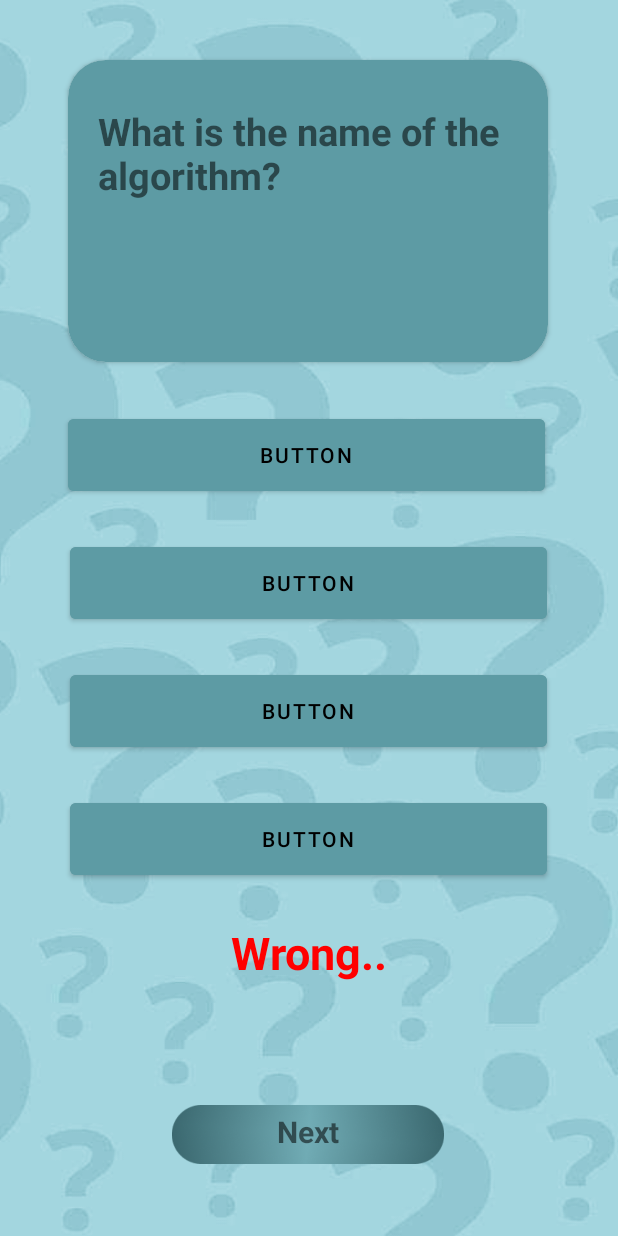
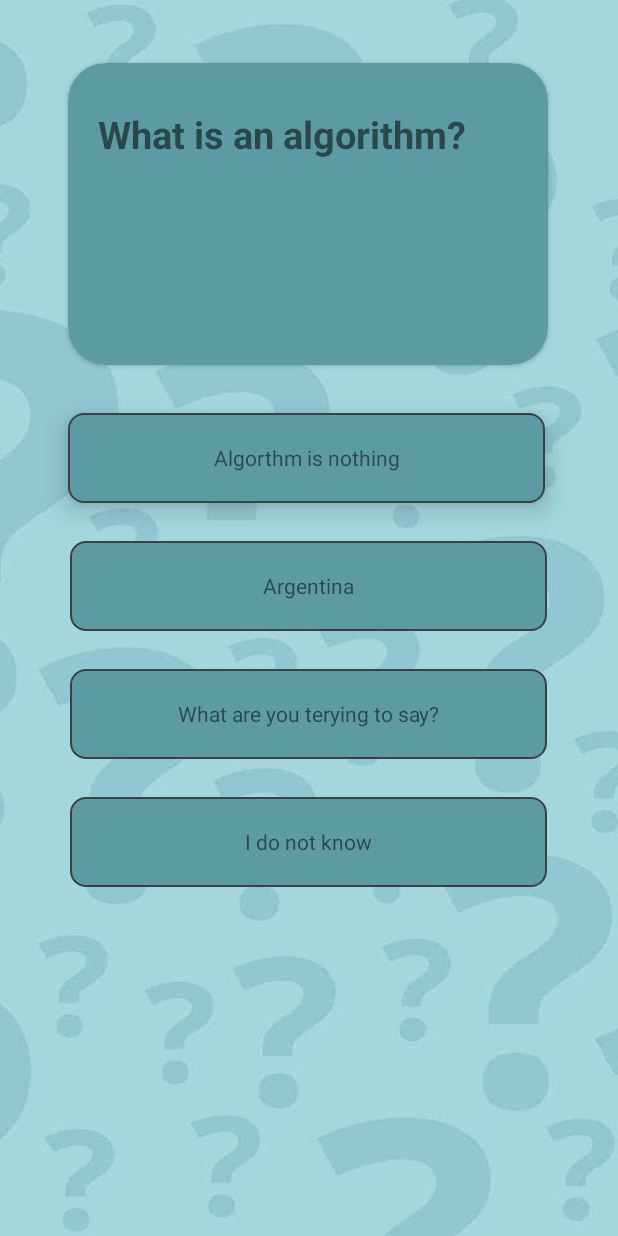
Before and after one commit to Abisayo1/eNursing, an Android app: the Quiz screen opened directly, with no data from a screen before it, on a phone screen of 412 x 824 dp. Run offline under Robolectric (Android 15) with nearby library versions, the phone set to English and light mode, and no system bars.

Commit message:
Worked on the quiz activity

```diff
--- a/app/src/main/java/com/abisayo/computerize1/Constants.kt
+++ b/app/src/main/java/com/abisayo/computerize1/Constants.kt
@@ -7,7 +7,7 @@ object Constants {
 
         val que1 = Question(
             1,"What is an algorithm?",
-            0,
+            (R.drawable.flowchart),
             "Algorthm is nothing",
             "Argentina",
             "What are you terying to say?",
@@ -20,7 +20,7 @@ object Constants {
 
         val que2 = Question(
             1,"What is an algorithm?",
-            0,
+            (R.drawable.flowchart),
             "Algorthm is nothing",
             "Argentina",
             "What are you terying to say?",
@@ -33,7 +33,7 @@ object Constants {
 
         val que3 = Question(
             1,"What is an algorithm?",
-            0,
+            (R.drawable.flowchart),
             "Algorthm is nothing",
             "Argentina",
             "What are you terying to say?",
@@ -46,7 +46,7 @@ object Constants {
 
         val que4 = Question(
             1,"What is an algorithm?",
-            0,
+            (R.drawable.flowchart),
             "Algorthm is nothing",
             "Argentina",
             "What are you terying to say?",
--- a/app/src/main/java/com/abisayo/computerize1/Quiz.kt
+++ b/app/src/main/java/com/abisayo/computerize1/Quiz.kt
@@ -1,15 +1,26 @@
 package com.abisayo.computerize1
 
+import android.graphics.Color
 import androidx.appcompat.app.AppCompatActivity
 import android.os.Bundle
+import android.view.View
 import android.view.Window
 import android.view.WindowManager
+import android.widget.Button
+import android.widget.TextView
+import android.widget.Toast
 import androidx.appcompat.app.AlertDialog
+import androidx.core.content.ContextCompat
+import androidx.core.view.isVisible
 import com.abisayo.computerize1.databinding.ActivityQuizBinding
 
 
-class Quiz : AppCompatActivity() {
+class Quiz : AppCompatActivity(), View.OnClickListener {
     private lateinit var binding: ActivityQuizBinding
+
+    private var mCurrentPosition:Int = 1
+    private var mQuestionsList: ArrayList<Question>? = null
+    private var mSelectedOptionPosition: Int = 0
 
     private lateinit var builder : AlertDialog.Builder
     override fun onCreate(savedInstanceState: Bundle?) {
@@ -21,10 +32,19 @@ class Quiz : AppCompatActivity() {
             WindowManager.LayoutParams.FLAG_FULLSCREEN
         )
         setContentView(R.layout.activity_quiz)
+        binding = ActivityQuizBinding.inflate(layoutInflater)
+        setContentView(binding.root)
 
-        val questionsList = Constants.getQuestions()
+        mQuestionsList = Constants.getQuestions()
+        setQuestion()
 
-        builder = AlertDialog.Builder(this)
+        binding.option1.setOnClickListener(this)
+        binding.option2.setOnClickListener(this)
+        binding.option3.setOnClickListener(this)
+        binding.option4.setOnClickListener(this)
+        binding.next.setOnClickListener(this)
+
+
     }
 
     override fun onBackPressed() {
@@ -40,4 +60,146 @@ class Quiz : AppCompatActivity() {
 
             .show()
     }
+
+    private fun setQuestion(){
+        val question = mQuestionsList!![mCurrentPosition -1]
+        defaultOptionsView()
+
+        if (mCurrentPosition == mQuestionsList!!.size){
+            binding.nxt.text = "Finish"
+        }
+
+        binding.question.text = question!!.question
+        binding.imgQuestion.setImageResource(question.image)
+        binding.option1.text = question.optionOne
+        binding.option2.text = question.optionTwo
+        binding.option3.text = question.optionThree
+        binding.option4.text = question.optionFour
+
+        builder = AlertDialog.Builder(this)
+
+        }
+
+    private fun defaultOptionsView(){
+        binding.option1.isClickable = true
+        binding.option2.isClickable = true
+        binding.option3.isClickable = true
+        binding.option4.isClickable = true
+        val options = ArrayList<TextView>()
+        options.add(0, binding.option1)
+        options.add(1, binding.option2)
+        options.add(2, binding.option3)
+        options.add(3, binding.option4)
+
+        for (option in options) {
+            option.background = ContextCompat.getDrawable(
+                this,
+                R.drawable.default_option_border_bg
+            )
+
+        }
+
     }
+
+    override fun onClick(p0: View?) {
+
+        when(p0?.id) {
+            R.id.option1 -> {
+                selectedOptionView(binding.option1, 1)
+                click()
+            }
+            R.id.option2 -> {
+                selectedOptionView(binding.option2, 2)
+                click()
+            }
+            R.id.option3 -> {
+                selectedOptionView(binding.option3, 3)
+                click()
+            }
+            R.id.option4 -> {
+                selectedOptionView(binding.option4, 4)
+                click()
+
+            }
+
+            R.id.next -> {
+                setQuestion()
+                if (mSelectedOptionPosition == 0){
+                    mCurrentPosition ++
+
+                    when{
+                        mCurrentPosition <= mQuestionsList!!.size -> {
+                            setQuestion()
+                        }else -> {
+                        Toast.makeText(this, "You have successfully completed the quiz", Toast.LENGTH_SHORT).show()
+                    }
+                    }
+                }
+            }
+        }
+
+    }
+
+    private fun click(){
+        binding.nxt.isVisible = true
+        binding.next.isVisible = true
+        binding.right.isVisible = true
+            val question = mQuestionsList?.get(mCurrentPosition -1)
+            if (question!!.correctAnswer != mSelectedOptionPosition){
+                answerView(mSelectedOptionPosition, R.drawable.wrong_option_border)
+                binding.right.text = "Wrong.."
+            } else {
+                answerView(question.correctAnswer, R.drawable.correct_option_border)
+                binding.right.text = "Right.."
+            }
+          answerView(question.correctAnswer, R.drawable.correct_option_border)
+
+            if (mCurrentPosition == mQuestionsList!!.size){
+                binding.nxt.text = "finish"
+            }
+            mSelectedOptionPosition = 0
+
+        binding.option1.isClickable = false
+        binding.option2.isClickable = false
+        binding.option3.isClickable = false
+        binding.option4.isClickable = false
+        }
+
+
+    private fun answerView(answer: Int, drawableView: Int) {
+
+        when (answer) {
+
+            1 -> {
+                binding.option1.background = ContextCompat.getDrawable(
+                    this,
+                    drawableView
+                )
+            }
+            2 -> {
+                binding.option2.background = ContextCompat.getDrawable(
+                    this,
+                    drawableView
+                )
+            }
+            3 -> {
+                binding.option3.background = ContextCompat.getDrawable(
+                    this,
+                    drawableView
+                )
+            }
+            4 -> {
+                binding.option4.background = ContextCompat.getDrawable(
+                    this,
+                    drawableView
+                )
+            }
+        }
+    }
+
+
+    private fun selectedOptionView(tv: TextView, selectedOptionNum: Int) {
+        mSelectedOptionPosition = selectedOptionNum
+    }
+
+}
--- a/app/src/main/java/com/abisayo/computerize1/TopicAdapter.kt
+++ b/app/src/main/java/com/abisayo/computerize1/TopicAdapter.kt
@@ -31,7 +31,7 @@ class TopicAdapter(private val topicList:ArrayList<Topic>)
 
 
         val imageView: ImageView = itemView.findViewById(id.img)
-        val textView: TextView = itemView.findViewById(id.topic)
+        val textView: TextView = itemView.findViewById(id.question)
         val detail: TextView = itemView.findViewById(id.detail)
         val layout: RelativeLayout = itemView.findViewById(id.layout)
 
--- /dev/null
+++ b/app/src/main/res/drawable/correct_option_border.xml
@@ -0,0 +1,10 @@
+<?xml version="1.0" encoding="UTF-8"?>
+<shape xmlns:android="http://schemas.android.com/apk/res/android" android:id="@+id/button_square">
+<stroke android:width="1dp" android:color="#3f3f44" />
+<padding android:left="2dp"
+    android:top="2dp"
+    android:right="2dp"
+    android:bottom="2dp" />
+<solid android:color="@android:color/holo_green_light"></solid>
+<corners android:radius="10dp" />
+</shape>
--- /dev/null
+++ b/app/src/main/res/drawable/default_option_border_bg.xml
@@ -0,0 +1,10 @@
+<?xml version="1.0" encoding="UTF-8"?>
+<shape xmlns:android="http://schemas.android.com/apk/res/android" android:id="@+id/button_square">
+    <stroke android:width="1dp" android:color="#3f3f44" />
+    <padding android:left="2dp"
+    android:top="2dp"
+    android:right="2dp"
+    android:bottom="2dp" />
+    <solid android:color="#5D9BA4"></solid>
+    <corners android:radius="10dp" />
+</shape>
--- /dev/null
+++ b/app/src/main/res/drawable/wrong_option_border.xml
@@ -0,0 +1,10 @@
+<?xml version="1.0" encoding="UTF-8"?>
+<shape xmlns:android="http://schemas.android.com/apk/res/android" android:id="@+id/button_square">
+<stroke android:width="1dp" android:color="#3f3f44" />
+<padding android:left="2dp"
+    android:top="2dp"
+    android:right="2dp"
+    android:bottom="2dp" />
+<solid android:color="@android:color/holo_red_light"></solid>
+<corners android:radius="10dp" />
+</shape>
--- a/app/src/main/res/layout/activity_quiz.xml
+++ b/app/src/main/res/layout/activity_quiz.xml
@@ -1,5 +1,8 @@
 <?xml version="1.0" encoding="utf-8"?>
-<androidx.constraintlayout.widget.ConstraintLayout xmlns:android="http://schemas.android.com/apk/res/android"
+
+
+<ScrollView
+    xmlns:android="http://schemas.android.com/apk/res/android"
     xmlns:app="http://schemas.android.com/apk/res-auto"
     xmlns:tools="http://schemas.android.com/tools"
     android:layout_width="match_parent"
@@ -7,27 +10,30 @@
     android:background="@drawable/quiz_backgrnd"
     tools:context=".Quiz">
 
+    <androidx.constraintlayout.widget.ConstraintLayout
+        android:layout_width="match_parent"
+        android:layout_height="wrap_content">
+
     <androidx.cardview.widget.CardView
         android:id="@+id/cardView"
         android:layout_width="320dp"
         android:layout_height="201dp"
-        android:layout_marginTop="40dp"
+        android:layout_marginTop="30dp"
         app:cardCornerRadius="25dp"
         app:layout_constraintEnd_toEndOf="parent"
         app:layout_constraintHorizontal_bias="0.494"
         app:layout_constraintStart_toStartOf="parent"
-        app:layout_constraintTop_toTopOf="parent">
+        app:layout_constraintTop_toBottomOf="@id/img_question">
 
         <RelativeLayout
             android:id="@+id/layout"
             android:layout_width="match_parent"
             android:layout_height="match_parent"
             android:background="#5D9BA4"
-            android:padding="10dp"
-            >
+            android:padding="10dp">
 
             <TextView
-                android:id="@+id/topic"
+                android:id="@+id/question"
                 android:layout_width="wrap_content"
                 android:layout_height="wrap_content"
                 android:layout_alignParentStart="true"
@@ -44,15 +50,18 @@
                 android:textSize="25sp"
                 android:textStyle="bold" />
 
+
         </RelativeLayout>
     </androidx.cardview.widget.CardView>
 
-    <Button
-        android:id="@+id/button3"
+    <TextView
+        android:id="@+id/option1"
         android:layout_width="318dp"
         android:layout_height="60dp"
         android:layout_marginTop="32dp"
-        android:backgroundTint="#5D9BA4"
+        android:textAlignment="center"
+        android:background="@drawable/default_option_border_bg"
+        android:gravity="center"
         android:elevation="10dp"
         android:text="Button"
         app:layout_constraintEnd_toEndOf="parent"
@@ -60,78 +69,105 @@
         app:layout_constraintStart_toStartOf="parent"
         app:layout_constraintTop_toBottomOf="@+id/cardView" />
 
-    <Button
-        android:id="@+id/button4"
+    <TextView
+        android:id="@+id/option2"
         android:layout_width="318dp"
         android:layout_height="60dp"
         android:layout_marginTop="25dp"
         android:text="Button"
-        android:backgroundTint="#5D9BA4"
+        android:textAlignment="center"
+        android:background="@drawable/default_option_border_bg"
+        android:gravity="center"
         app:layout_constraintEnd_toEndOf="parent"
         app:layout_constraintHorizontal_bias="0.498"
         app:layout_constraintStart_toStartOf="parent"
-        app:layout_constraintTop_toBottomOf="@+id/button3" />
+        app:layout_constraintTop_toBottomOf="@+id/option1"
+         />
 
-    <Button
-        android:id="@+id/button5"
+    <TextView
+        android:id="@+id/option3"
         android:layout_width="318dp"
         android:layout_height="60dp"
         android:layout_marginTop="25dp"
         android:text="Button"
-        android:backgroundTint="#5D9BA4"
+        android:textAlignment="center"
+        android:background="@drawable/default_option_border_bg"
+        android:gravity="center"
         app:layout_constraintEnd_toEndOf="parent"
         app:layout_constraintHorizontal_bias="0.498"
         app:layout_constraintStart_toStartOf="parent"
-        app:layout_constraintTop_toBottomOf="@+id/button4" />
+        app:layout_constraintTop_toBottomOf="@+id/option2" />
 
-    <Button
-        android:id="@+id/button6"
+    <TextView
+        android:id="@+id/option4"
         android:layout_width="318dp"
         android:layout_height="60dp"
         android:layout_marginTop="25dp"
         android:text="Button"
-        android:backgroundTint="#5D9BA4"
+        android:textAlignment="center"
+        android:background="@drawable/default_option_border_bg"
+        android:gravity="center"
         app:layout_constraintEnd_toEndOf="parent"
         app:layout_constraintHorizontal_bias="0.498"
         app:layout_constraintStart_toStartOf="parent"
-        app:layout_constraintTop_toBottomOf="@+id/button5" />
+        app:layout_constraintTop_toBottomOf="@+id/option3" />
 
     <TextView
-        android:id="@+id/textView23"
+        android:id="@+id/right"
         android:layout_width="wrap_content"
         android:layout_height="wrap_content"
         android:layout_marginTop="25dp"
         android:text="Wrong.."
+        android:visibility="gone"
         android:textColor="#FF0000"
         android:textSize="30sp"
         android:textStyle="bold"
         app:layout_constraintEnd_toEndOf="parent"
         app:layout_constraintStart_toStartOf="parent"
-        app:layout_constraintTop_toBottomOf="@+id/button6" />
+        app:layout_constraintTop_toBottomOf="@+id/option4" />
 
     <ImageView
-        android:id="@+id/imageView4"
+        android:id="@+id/next"
+        android:visibility="gone"
         android:layout_width="200dp"
         android:layout_height="39dp"
+        android:layout_marginBottom="30dp"
         app:layout_constraintBottom_toBottomOf="parent"
         app:layout_constraintEnd_toEndOf="parent"
         app:layout_constraintHorizontal_bias="0.497"
         app:layout_constraintStart_toStartOf="parent"
-        app:layout_constraintTop_toBottomOf="@+id/textView23"
+        app:layout_constraintTop_toBottomOf="@+id/right"
         app:layout_constraintVertical_bias="0.631"
         app:srcCompat="@drawable/next" />
 
     <TextView
-        android:id="@+id/textView24"
+        android:id="@+id/nxt"
         android:layout_width="wrap_content"
         android:layout_height="wrap_content"
         android:layout_marginBottom="4dp"
         android:text="Next"
+        android:visibility="gone"
         android:textSize="20sp"
         android:textStyle="bold"
-        app:layout_constraintBottom_toBottomOf="@+id/imageView4"
-        app:layout_constraintEnd_toEndOf="@+id/imageView4"
-        app:layout_constraintStart_toStartOf="@+id/imageView4"
-        app:layout_constraintTop_toTopOf="@+id/imageView4" />
+        app:layout_constraintBottom_toBottomOf="@+id/next"
+        app:layout_constraintEnd_toEndOf="@+id/next"
+        app:layout_constraintStart_toStartOf="@+id/next"
+        app:layout_constraintTop_toTopOf="@+id/next" />
 
-</androidx.constraintlayout.widget.ConstraintLayout>
+    <ImageView
+        android:id="@+id/img_question"
+        android:layout_width="450dp"
+        android:layout_height="450dp"
+        android:visibility="gone"
+        app:layout_constraintBottom_toBottomOf="@+id/cardView"
+        app:layout_constraintEnd_toEndOf="parent"
+        app:layout_constraintHorizontal_bias="0.497"
+        app:layout_constraintStart_toStartOf="parent"
+        app:layout_constraintTop_toTopOf="parent"
+        app:layout_constraintVertical_bias="0.05"
+        app:srcCompat="@drawable/flowchart_diagram"
+        tools:ignore="NotSibling" />
+
+    </androidx.constraintlayout.widget.ConstraintLayout>
+
+</ScrollView>
--- a/app/src/main/res/layout/each_item.xml
+++ b/app/src/main/res/layout/each_item.xml
@@ -30,7 +30,7 @@
                 android:padding="10dp">
 
                 <TextView
-                    android:id="@+id/topic"
+                    android:id="@+id/question"
                     android:layout_width="wrap_content"
                     android:layout_height="wrap_content"
                     android:layout_marginLeft="1.5dp"
@@ -44,7 +44,7 @@
                     android:id="@+id/detail"
                     android:layout_width="175dp"
                     android:layout_height="wrap_content"
-                    android:layout_below="@+id/topic"
+                    android:layout_below="@+id/question"
                     android:layout_marginLeft="3dp"
                     android:layout_marginTop="3dp"
                     android:text=""
```
